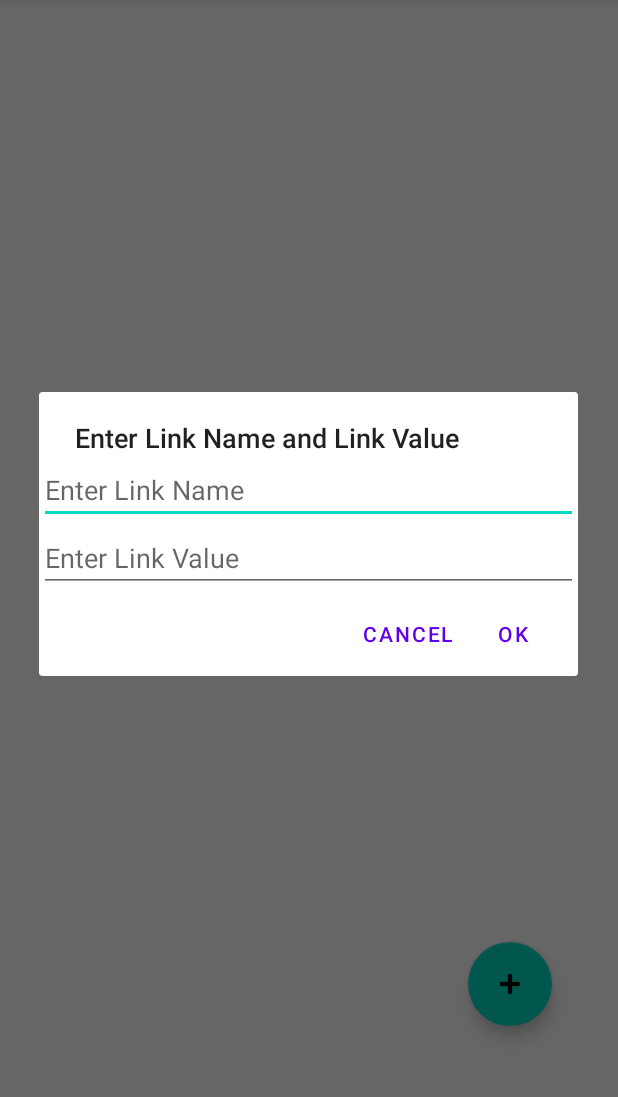
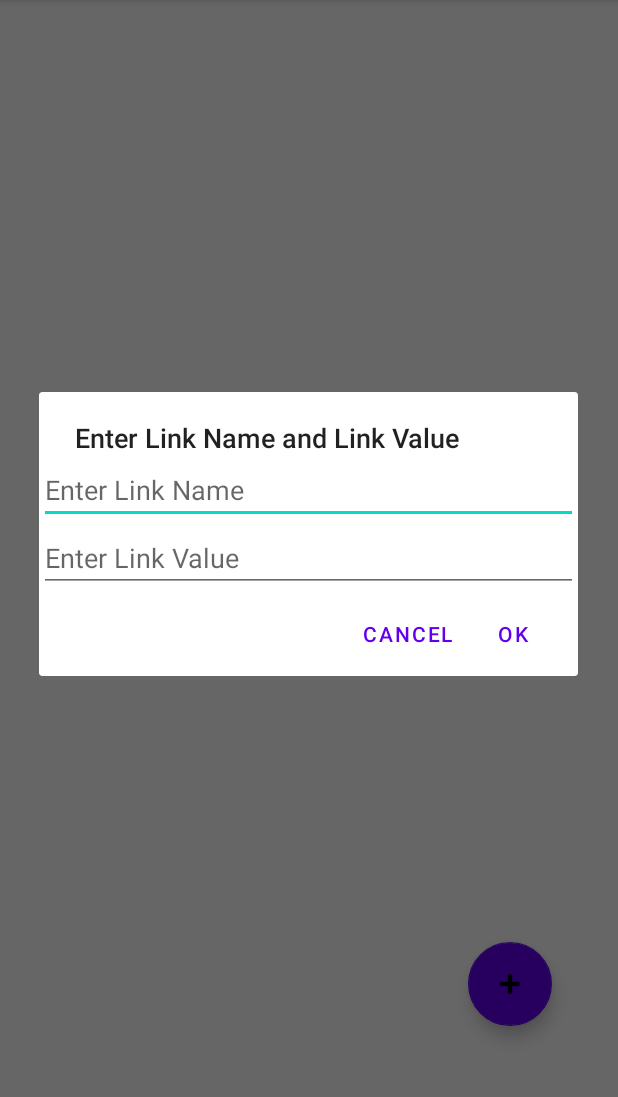
Before and after one commit to eshwaribhide/NUMAD22Sp_EshwariBhide, an Android app: the LinkCollectorActivity screen opened directly, with no data from a screen before it, after a tap on an icon or button, on a phone screen of 412 x 824 dp, the part 84-1181 px from its top. Run offline under Robolectric (Android 15) with nearby library versions, the phone set to English and light mode, and no system bars.

Commit message:
Added different colors

```diff
--- a/app/src/main/java/edu/neu/madcourse/numad22sp_eshwaribhide/LinkCollectorActivity.java
+++ b/app/src/main/java/edu/neu/madcourse/numad22sp_eshwaribhide/LinkCollectorActivity.java
@@ -9,6 +9,7 @@ import androidx.recyclerview.widget.RecyclerView;
 
 import android.content.Context;
 import android.content.Intent;
+import android.graphics.Color;
 import android.net.Uri;
 import android.os.Bundle;
 import android.util.Patterns;
@@ -166,6 +167,7 @@ public class LinkCollectorActivity extends AppCompatActivity {
     public void floatingActionButtonOnClick(View view) {
         AlertDialog.Builder alertDialogBuilder = new AlertDialog.Builder(this);
         alertDialogBuilder.setTitle("Enter Link Name and Link Value");
+
         LinearLayout layout = new LinearLayout(this);
         layout.setOrientation(LinearLayout.VERTICAL);
 
@@ -176,6 +178,9 @@ public class LinkCollectorActivity extends AppCompatActivity {
         final EditText editLinkValue = new EditText(this);
         editLinkValue.setHint("Enter Link Value");
         layout.addView(editLinkValue);
+
+        editLinkName.setTextColor(Color.parseColor("#9C27B0"));
+        editLinkValue.setTextColor(Color.parseColor("#9C27B0"));
 
         alertDialogBuilder.setView(layout);
 
--- a/app/src/main/res/layout/activity_link_collector.xml
+++ b/app/src/main/res/layout/activity_link_collector.xml
@@ -23,6 +23,7 @@
         android:layout_marginBottom="84dp"
         android:clickable="true"
         android:onClick="floatingActionButtonOnClick"
+        app:backgroundTint="@color/purple_500"
         app:layout_constraintBottom_toBottomOf="parent"
         app:layout_constraintEnd_toEndOf="parent"
         app:srcCompat="@android:drawable/ic_input_add" />
```
Also changed, not shown: app/src/main/res/layout/list_item.xml (+5 -3 lines).
